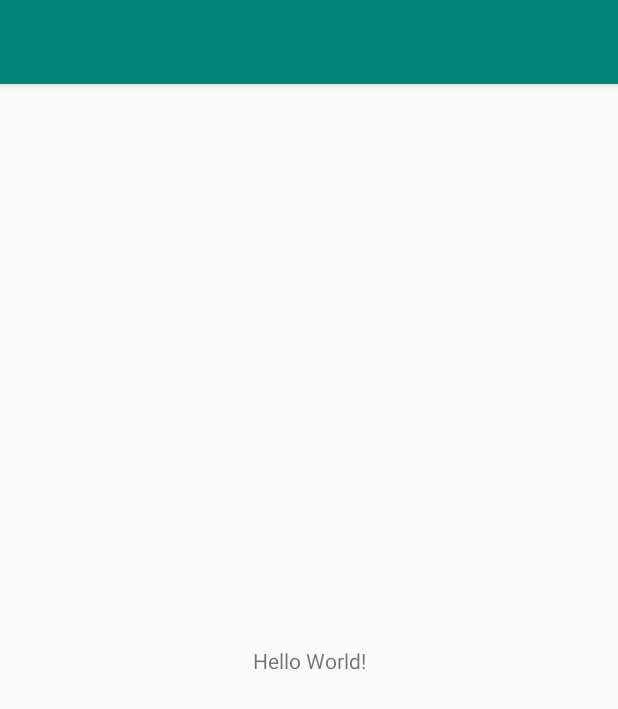
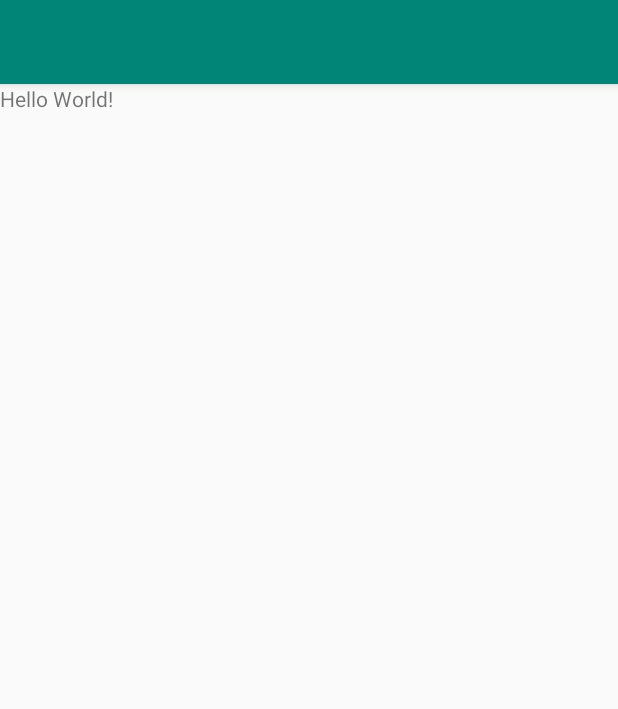
Before and after one commit to ozanurkn/MessageView, an Android app: the screen it shows after launch (MainActivity), on a phone screen of 412 x 824 dp. Shown: the top 709 px of the screen. Run offline under Robolectric (Android 15) with nearby library versions, the phone set to English and light mode, and no system bars.

Commit message:
Build version düşürüldü

```diff
--- a/app/src/main/java/com/ozan/messageview/MainActivity.java
+++ b/app/src/main/java/com/ozan/messageview/MainActivity.java
@@ -1,8 +1,8 @@
 package com.ozan.messageview;
 
-import androidx.appcompat.app.AppCompatActivity;
 
 import android.os.Bundle;
+import android.support.v7.app.AppCompatActivity;
 
 public class MainActivity extends AppCompatActivity {
 
--- a/app/src/main/res/layout/activity_main.xml
+++ b/app/src/main/res/layout/activity_main.xml
@@ -1,5 +1,5 @@
 <?xml version="1.0" encoding="utf-8"?>
-<androidx.constraintlayout.widget.ConstraintLayout xmlns:android="http://schemas.android.com/apk/res/android"
+<RelativeLayout xmlns:android="http://schemas.android.com/apk/res/android"
     xmlns:app="http://schemas.android.com/apk/res-auto"
     xmlns:tools="http://schemas.android.com/tools"
     android:layout_width="match_parent"
@@ -15,4 +15,4 @@
         app:layout_constraintRight_toRightOf="parent"
         app:layout_constraintTop_toTopOf="parent" />
 
-</androidx.constraintlayout.widget.ConstraintLayout>
+</RelativeLayout>
```
